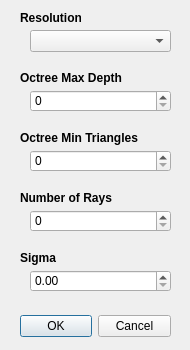
First picture: the form in Raytracer/renderDialog.ui, repository jlvermeulen/advanced-graphics, before the edit.
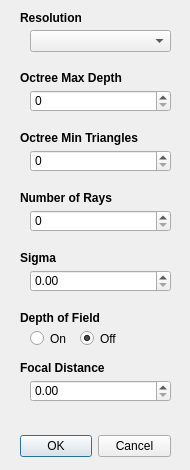
Second picture: the form after the edit.

Commit message: Added field of view

```diff
--- a/Raytracer/renderDialog.ui
+++ b/Raytracer/renderDialog.ui
@@ -7,7 +7,7 @@
     <x>0</x>
     <y>0</y>
     <width>190</width>
-    <height>350</height>
+    <height>470</height>
    </rect>
   </property>
   <property name="sizePolicy">
@@ -19,13 +19,13 @@
   <property name="minimumSize">
    <size>
     <width>190</width>
-    <height>350</height>
+    <height>470</height>
    </size>
   </property>
   <property name="maximumSize">
    <size>
     <width>190</width>
-    <height>350</height>
+    <height>470</height>
    </size>
   </property>
   <property name="contextMenuPolicy">
@@ -41,7 +41,7 @@
    <property name="geometry">
     <rect>
      <x>20</x>
-     <y>310</y>
+     <y>430</y>
      <width>151</width>
      <height>32</height>
     </rect>
@@ -210,6 +210,86 @@
     <double>0.010000000000000</double>
    </property>
   </widget>
+  <widget class="QLabel" name="dofLabel">
+   <property name="geometry">
+    <rect>
+     <x>20</x>
+     <y>310</y>
+     <width>141</width>
+     <height>16</height>
+    </rect>
+   </property>
+   <property name="font">
+    <font>
+     <weight>75</weight>
+     <bold>true</bold>
+    </font>
+   </property>
+   <property name="text">
+    <string>Depth of Field</string>
+   </property>
+  </widget>
+  <widget class="QRadioButton" name="dofOnButton">
+   <property name="geometry">
+    <rect>
+     <x>30</x>
+     <y>330</y>
+     <width>41</width>
+     <height>17</height>
+    </rect>
+   </property>
+   <property name="text">
+    <string>On</string>
+   </property>
+  </widget>
+  <widget class="QRadioButton" name="dofOffButton">
+   <property name="geometry">
+    <rect>
+     <x>80</x>
+     <y>330</y>
+     <width>41</width>
+     <height>17</height>
+    </rect>
+   </property>
+   <property name="text">
+    <string>Off</string>
+   </property>
+   <property name="checked">
+    <bool>true</bool>
+   </property>
+  </widget>
+  <widget class="QLabel" name="focalLabel">
+   <property name="geometry">
+    <rect>
+     <x>20</x>
+     <y>360</y>
+     <width>141</width>
+     <height>16</height>
+    </rect>
+   </property>
+   <property name="font">
+    <font>
+     <weight>75</weight>
+     <bold>true</bold>
+    </font>
+   </property>
+   <property name="text">
+    <string>Focal Distance</string>
+   </property>
+  </widget>
+  <widget class="QDoubleSpinBox" name="focalBox">
+   <property name="geometry">
+    <rect>
+     <x>30</x>
+     <y>380</y>
+     <width>141</width>
+     <height>22</height>
+    </rect>
+   </property>
+   <property name="singleStep">
+    <double>0.010000000000000</double>
+   </property>
+  </widget>
  </widget>
  <resources/>
  <connections>
```
The commit also changes 9 other files.
